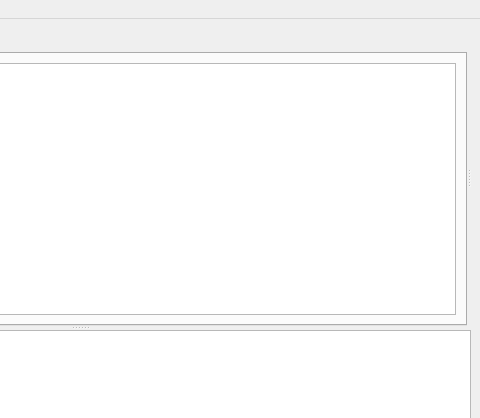
Above: base/nautilus/view/main-window.ui from jason80/dragonfly before the change; both pictures show x 320 to 800 and y 0 to 418 of the 800 by 600 pixel window. Below: the same form after it.
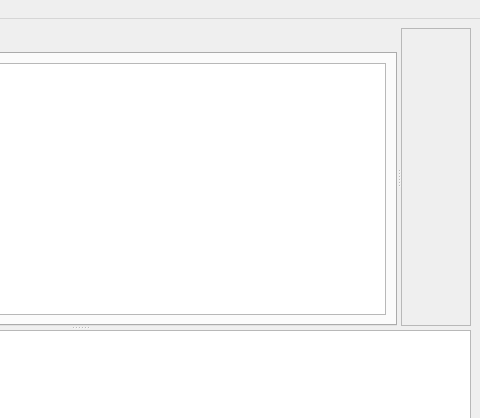
That is the form after the change.

Commit message: fix: add vertical scroll bar to working widget

```diff
--- a/base/nautilus/view/main-window.ui
+++ b/base/nautilus/view/main-window.ui
@@ -64,8 +64,21 @@
          </attribute>
         </widget>
        </widget>
-       <widget class="QWidget" name="workWidget" native="true">
-        <layout class="QGridLayout" name="gridLayout"/>
+       <widget class="QScrollArea" name="workScroll">
+        <property name="widgetResizable">
+         <bool>true</bool>
+        </property>
+        <widget class="QWidget" name="workWidget">
+         <property name="geometry">
+          <rect>
+           <x>0</x>
+           <y>0</y>
+           <width>73</width>
+           <height>295</height>
+          </rect>
+         </property>
+         <layout class="QGridLayout" name="gridLayout"/>
+        </widget>
        </widget>
       </widget>
       <widget class="QPlainTextEdit" name="plainTextEdit"/>
```
The commit also changes 1 other file.
